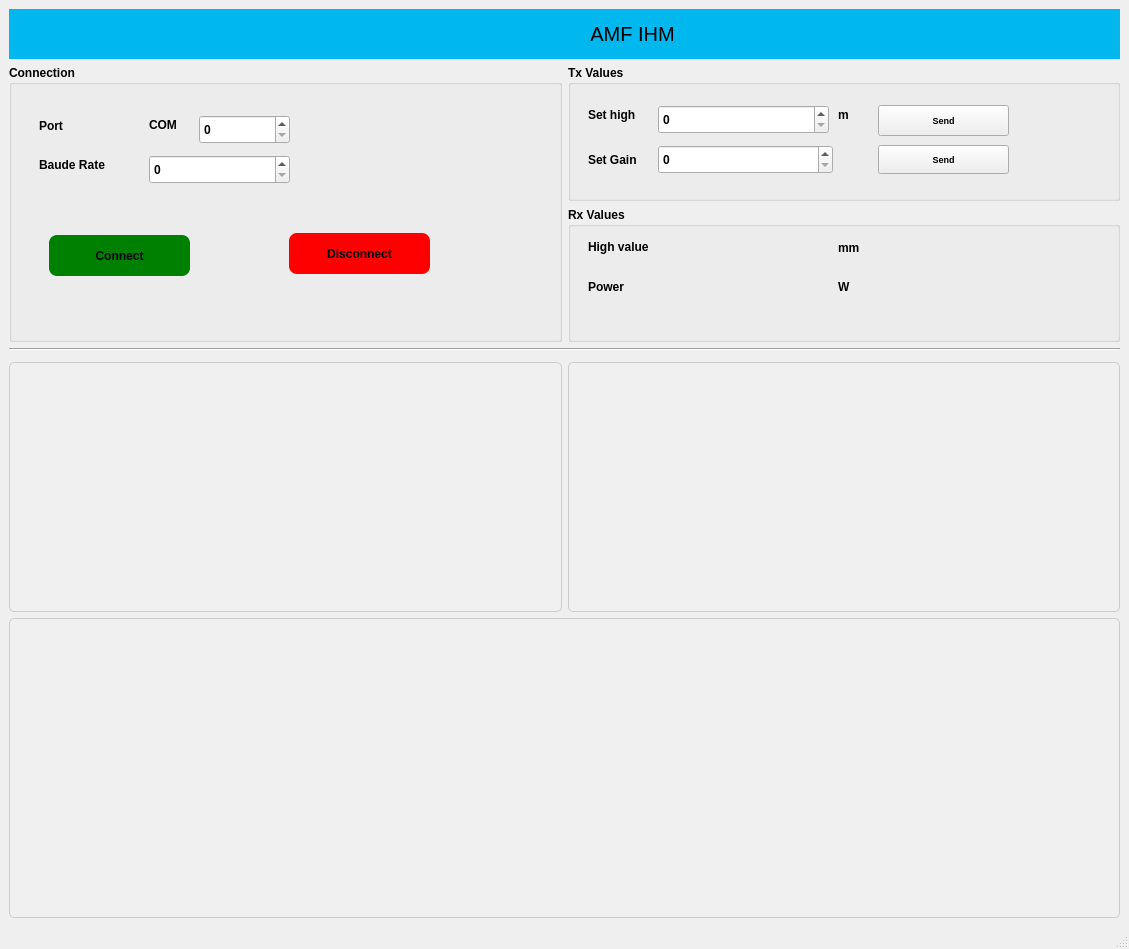
First picture: the form in mainwindow.ui, repository omarabedk/Projet-IPS, before the edit.
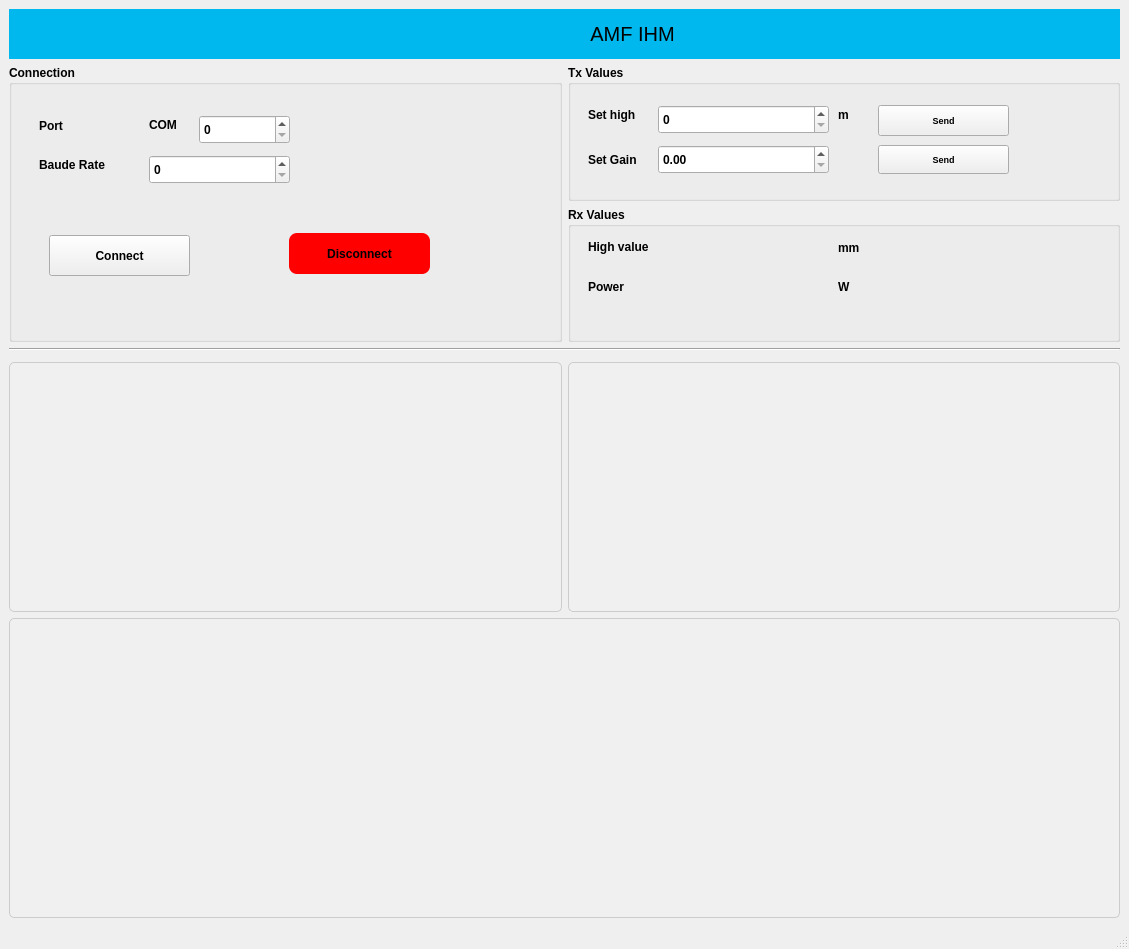
Second picture: the form after the edit. Custom widgets are drawn as their Qt base class.

Patch:
```diff
--- a/mainwindow.ui
+++ b/mainwindow.ui
@@ -320,16 +320,6 @@
         <string>Set Gain</string>
        </property>
       </widget>
-      <widget class="QSpinBox" name="setGaintxt">
-       <property name="geometry">
-        <rect>
-         <x>90</x>
-         <y>80</y>
-         <width>175</width>
-         <height>29</height>
-        </rect>
-       </property>
-      </widget>
       <widget class="QPushButton" name="sendHighBttn">
        <property name="geometry">
         <rect>
@@ -368,6 +358,22 @@
         <string>Send</string>
        </property>
       </widget>
+      <widget class="QDoubleSpinBox" name="setGaintxt">
+       <property name="geometry">
+        <rect>
+         <x>90</x>
+         <y>80</y>
+         <width>171</width>
+         <height>29</height>
+        </rect>
+       </property>
+       <property name="maximum">
+        <double>1.000000000000000</double>
+       </property>
+       <property name="singleStep">
+        <double>0.010000000000000</double>
+       </property>
+      </widget>
      </widget>
     </item>
     <item row="8" column="4" rowspan="2">
@@ -465,8 +471,7 @@
         </size>
        </property>
        <property name="styleSheet">
-        <string notr="true">background-color: green; border-radius: 8px
-</string>
+        <string notr="true"/>
        </property>
        <property name="text">
         <string>Connect</string>
```
